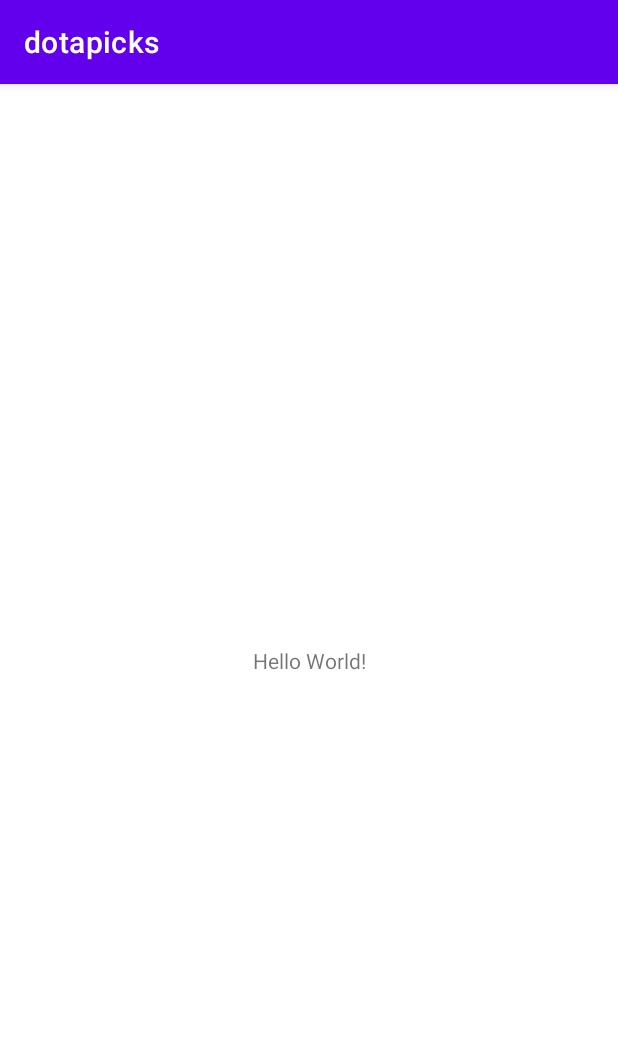
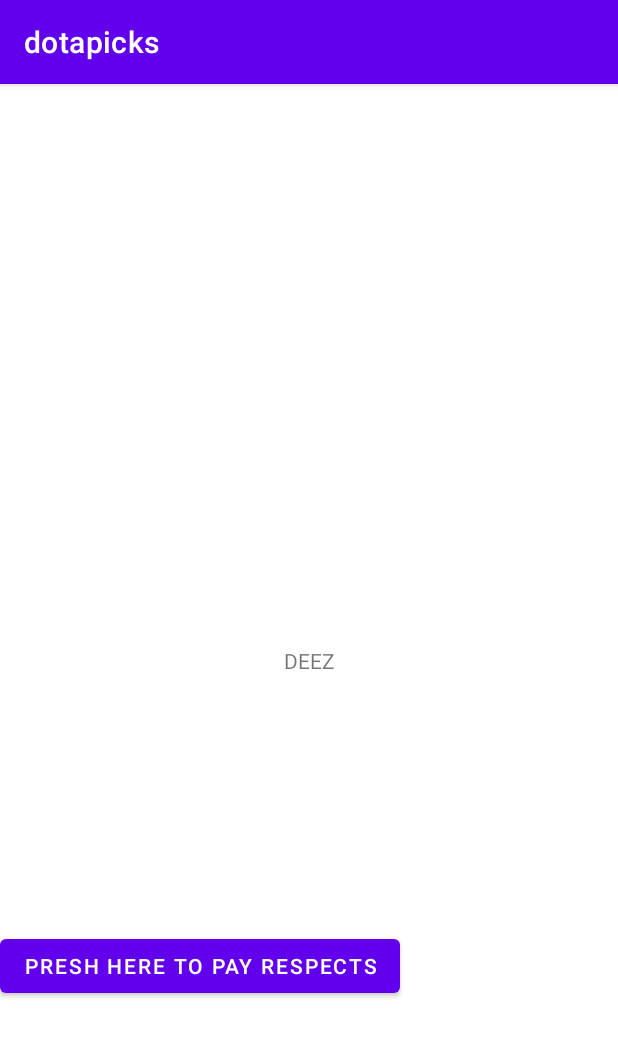
Before and after one commit to swo30/dotapicks, an Android app: the screen it shows after launch (MainActivity), on a phone screen of 412 x 824 dp. Shown: the top 1037 px of the screen. Run offline under Robolectric (Android 15) with nearby library versions, the phone set to English and light mode, and no system bars.

Commit message:
First commit

```diff
--- a/app/src/main/res/layout/activity_main.xml
+++ b/app/src/main/res/layout/activity_main.xml
@@ -7,12 +7,24 @@
     tools:context=".MainActivity">
 
     <TextView
+        android:id="@+id/textView"
         android:layout_width="wrap_content"
         android:layout_height="wrap_content"
-        android:text="Hello World!"
+        android:text="DEEZ"
         app:layout_constraintBottom_toBottomOf="parent"
         app:layout_constraintLeft_toLeftOf="parent"
         app:layout_constraintRight_toRightOf="parent"
         app:layout_constraintTop_toTopOf="parent" />
 
+    <Button
+        android:id="@+id/button"
+        android:layout_width="wrap_content"
+        android:layout_height="wrap_content"
+        android:layout_marginBottom="8dp"
+        android:text="Presh here to pay respects"
+        app:layout_constraintBottom_toBottomOf="parent"
+        app:layout_constraintTop_toBottomOf="@+id/textView"
+        app:layout_constraintVertical_bias="0.535"
+        tools:layout_editor_absoluteX="61dp" />
+
 </androidx.constraintlayout.widget.ConstraintLayout>
```
